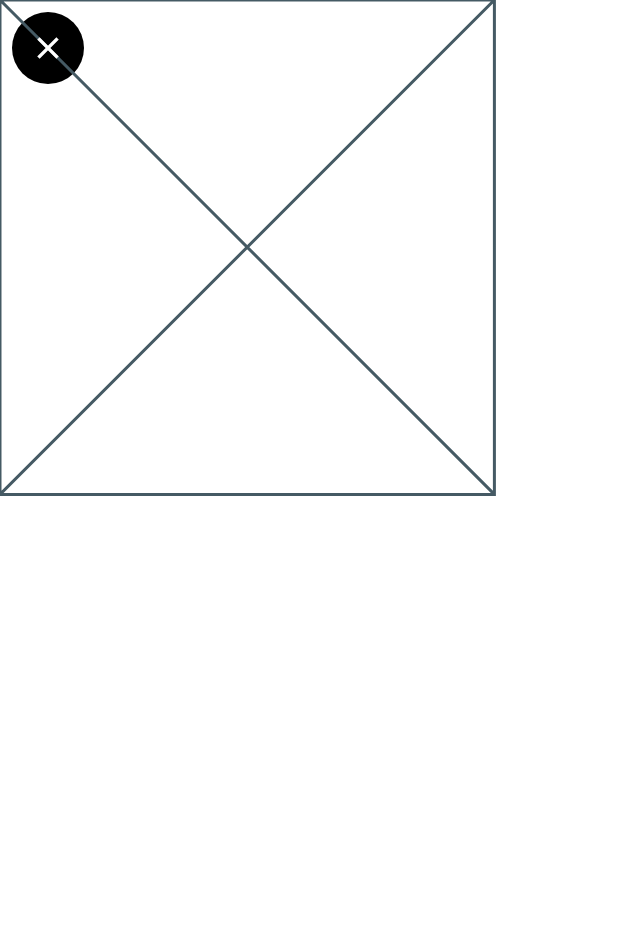
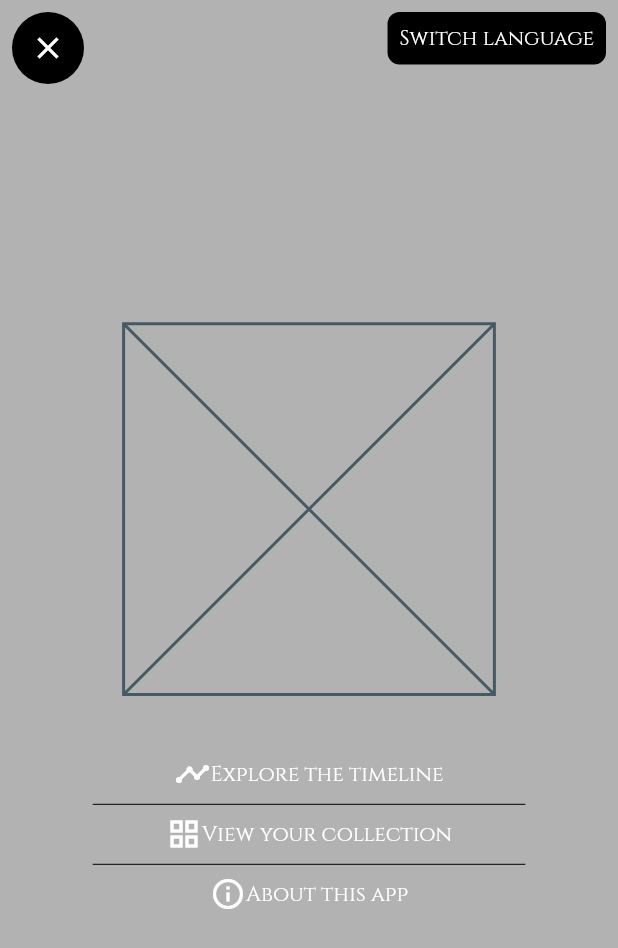
Before and after one commit to freekvandeven/flutter_earth_history, a Flutter app: the screen it shows after launch, after a tap on the "sort" icon, on a phone screen of 412 x 824 dp. Shown: the top 948 px of the screen. Run offline on Flutter 3.47's test engine with Material 2 defaults, Android fonts, the phone set to English and light mode, and no system bars; our stand-ins replace flutter_hooks, go_router, hooks_riverpod; generated files the repository leaves out were written again.

Commit message:
feat: improve basic menu

```diff
--- a/lib/src/features/overview/overview.dart
+++ b/lib/src/features/overview/overview.dart
@@ -12,9 +12,33 @@ class OverviewScreen extends HookWidget {
     return Scaffold(
       backgroundColor: Colors.white,
       body: Stack(
+        alignment: Alignment.center,
         children: [
           if (menuOpened.value) ...[
+            // semi transparant background behind the menu
+            Container(
+              color: Colors.black.withOpacity(0.3),
+              width: MediaQuery.of(context).size.width,
+              height: MediaQuery.of(context).size.height,
+            ),
             const MenuWidget(),
+            Positioned(
+              top: MediaQuery.of(context).padding.top + 8,
+              right: MediaQuery.of(context).padding.right + 8,
+              child: GestureDetector(
+                child: Container(
+                  decoration: BoxDecoration(
+                    color: Colors.black,
+                    borderRadius: BorderRadius.circular(8),
+                  ),
+                  padding: const EdgeInsets.all(8),
+                  child: const Text(
+                    'Switch language',
+                    style: TextStyle(color: Colors.white),
+                  ),
+                ),
+              ),
+            ),
           ],
           // round icon button to open a menu
           Positioned(
--- a/lib/src/features/overview/widgets/menu.dart
+++ b/lib/src/features/overview/widgets/menu.dart
@@ -9,14 +9,50 @@ class MenuWidget extends StatelessWidget {
     return Column(
       crossAxisAlignment: CrossAxisAlignment.center,
       children: [
+        const Spacer(),
         SizedBox(
-          height: size.width * 0.8,
-          width: size.width * 0.8,
+          height: size.width * 0.6,
+          width: size.width * 0.6,
           child: const Placeholder(),
         ),
-        const Text('Explore the timeline'),
-        const Text('View your collection'),
-        const Text('About this app'),
+        SizedBox(height: size.height * 0.05),
+        const Row(
+          mainAxisSize: MainAxisSize.min,
+          children: [
+            // icon of timeline
+            Icon(Icons.timeline),
+            Text('Explore the timeline'),
+          ],
+        ),
+        // divider line
+        Divider(
+          color: Colors.black,
+          indent: size.width * 0.15,
+          endIndent: size.width * 0.15,
+        ),
+        const Row(
+          mainAxisSize: MainAxisSize.min,
+          children: [
+            // icon of blocks
+            Icon(Icons.grid_view),
+            Text('View your collection'),
+          ],
+        ),
+        // divider line
+        Divider(
+          color: Colors.black,
+          indent: size.width * 0.15,
+          endIndent: size.width * 0.15,
+        ),
+        const Row(
+          mainAxisSize: MainAxisSize.min,
+          children: [
+            // info icon
+            Icon(Icons.info_outline),
+            Text('About this app'),
+          ],
+        ),
+        const Spacer(),
       ],
     );
   }
```
